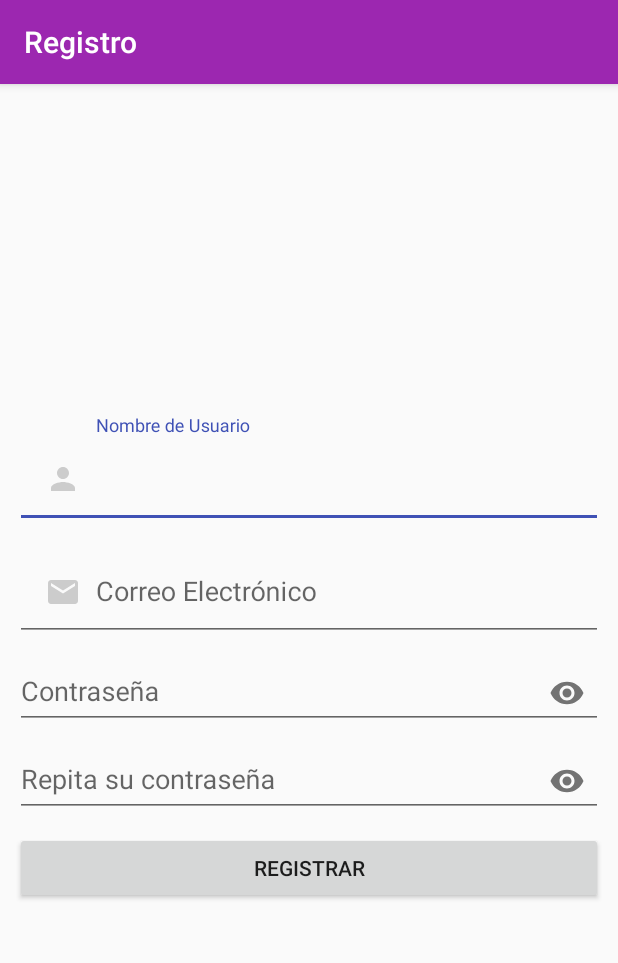
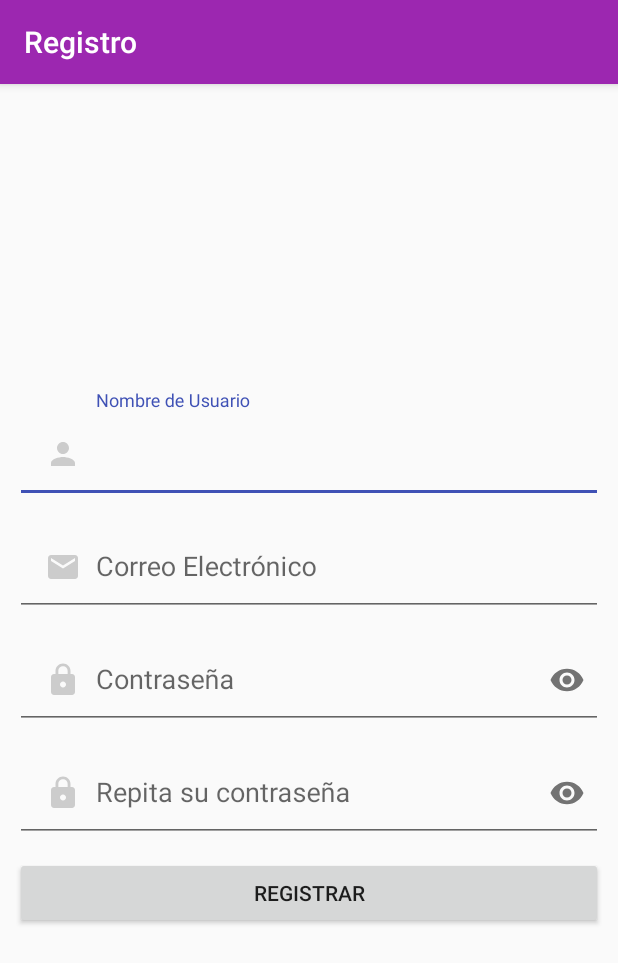
Before and after one commit to nicolasscano/CharlApp, an Android app: the RegistroActivity screen opened directly, with no data from a screen before it, on a phone screen of 412 x 824 dp. Shown: the top 963 px of the screen. Run offline under Robolectric (Android 15) with nearby library versions, the phone set to English and light mode, and no system bars; our stand-ins replace Firebase (no records; nobody signed in at launch, a user with empty details on screens opened directly).

Commit message:
ic_password

```diff
--- /dev/null
+++ b/app/src/main/res/drawable/ic_password.xml
@@ -0,0 +1,5 @@
+<vector android:height="24dp" android:tint="#CCCCCC"
+    android:viewportHeight="24" android:viewportWidth="24"
+    android:width="24dp" xmlns:android="http://schemas.android.com/apk/res/android">
+    <path android:fillColor="@android:color/white" android:pathData="M18,8h-1L17,6c0,-2.76 -2.24,-5 -5,-5S7,3.24 7,6v2L6,8c-1.1,0 -2,0.9 -2,2v10c0,1.1 0.9,2 2,2h12c1.1,0 2,-0.9 2,-2L20,10c0,-1.1 -0.9,-2 -2,-2zM12,17c-1.1,0 -2,-0.9 -2,-2s0.9,-2 2,-2 2,0.9 2,2 -0.9,2 -2,2zM15.1,8L8.9,8L8.9,6c0,-1.71 1.39,-3.1 3.1,-3.1 1.71,0 3.1,1.39 3.1,3.1v2z"/>
+</vector>
--- a/app/src/main/res/layout/activity_registro.xml
+++ b/app/src/main/res/layout/activity_registro.xml
@@ -62,6 +62,9 @@
                 android:id="@+id/R_Et_password"
                 android:hint="@string/R_Et_password"
                 android:inputType="textPassword"
+                android:drawableStart="@drawable/ic_password"
+                android:padding="20dp"
+                android:drawablePadding="10dp"
                 android:layout_marginTop="10dp"
                 android:layout_width="match_parent"
                 android:layout_height="wrap_content">
@@ -80,6 +83,9 @@
                 android:id="@+id/R_Et_r_password"
                 android:hint="@string/R_Et_r_password"
                 android:inputType="textPassword"
+                android:drawableStart="@drawable/ic_password"
+                android:padding="20dp"
+                android:drawablePadding="10dp"
                 android:layout_marginTop="10dp"
                 android:layout_width="match_parent"
                 android:layout_height="wrap_content">
```
